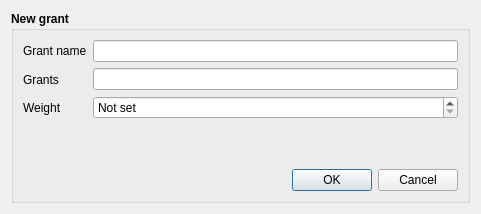
Old version of the form src/dlgaddeditgrants.ui in the repository syyyr/shvspy.
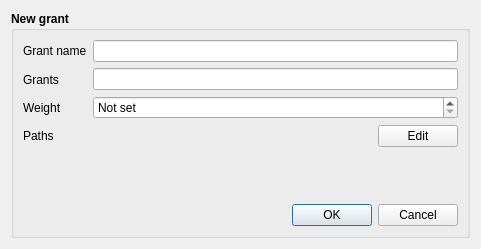
New version of the form.

```diff
--- a/src/dlgaddeditgrants.ui
+++ b/src/dlgaddeditgrants.ui
@@ -7,7 +7,7 @@
     <x>0</x>
     <y>0</y>
     <width>481</width>
-    <height>214</height>
+    <height>249</height>
    </rect>
   </property>
   <property name="windowTitle">
@@ -27,7 +27,7 @@
      </property>
      <layout class="QVBoxLayout" name="verticalLayout_3">
       <item>
-       <layout class="QHBoxLayout" name="horizontalLayout">
+       <layout class="QHBoxLayout" name="horizontalLayout_2">
         <item>
          <layout class="QVBoxLayout" name="verticalLayout">
           <item>
@@ -69,6 +69,19 @@
             </property>
            </widget>
           </item>
+          <item>
+           <widget class="QLabel" name="lblPaths">
+            <property name="font">
+             <font>
+              <weight>50</weight>
+              <bold>false</bold>
+             </font>
+            </property>
+            <property name="text">
+             <string>Paths</string>
+            </property>
+           </widget>
+          </item>
          </layout>
         </item>
         <item>
@@ -118,6 +131,36 @@
             </property>
            </widget>
           </item>
+          <item>
+           <layout class="QHBoxLayout" name="horizontalLayout">
+            <item>
+             <spacer name="horizontalSpacer">
+              <property name="orientation">
+               <enum>Qt::Horizontal</enum>
+              </property>
+              <property name="sizeHint" stdset="0">
+               <size>
+                <width>40</width>
+                <height>20</height>
+               </size>
+              </property>
+             </spacer>
+            </item>
+            <item>
+             <widget class="QPushButton" name="pbEditPaths">
+              <property name="font">
+               <font>
+                <weight>50</weight>
+                <bold>false</bold>
+               </font>
+              </property>
+              <property name="text">
+               <string>Edit</string>
+              </property>
+             </widget>
+            </item>
+           </layout>
+          </item>
          </layout>
         </item>
        </layout>
```
